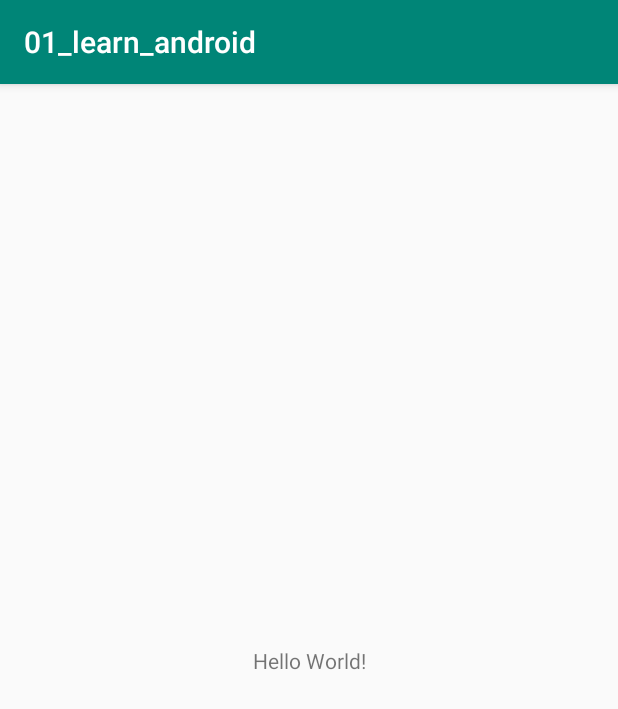
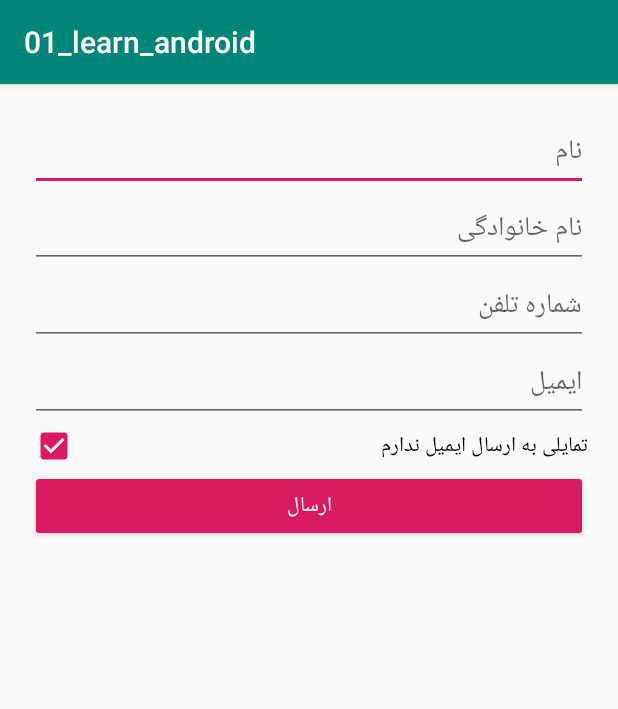
Before and after one commit to amingoli-com/01_learn_android, an Android app: the screen it shows after launch (MainActivity), on a phone screen of 412 x 824 dp. Shown: the top 709 px of the screen. Run offline under Robolectric (Android 15) with nearby library versions, the phone set to English and light mode, and no system bars.

Commit message:
Form singup >>send by Toas

```diff
--- a/app/src/main/java/com/ermile/a01_learn_android/MainActivity.java
+++ b/app/src/main/java/com/ermile/a01_learn_android/MainActivity.java
@@ -9,5 +9,6 @@ public class MainActivity extends AppCompatActivity {
     protected void onCreate(Bundle savedInstanceState) {
         super.onCreate ( savedInstanceState );
         setContentView ( R.layout.activity_main );
+        form_singup_java form = new form_singup_java (this, R.id.layout_form );
     }
 }
--- /dev/null
+++ b/app/src/main/java/com/ermile/a01_learn_android/form_singup_java.java
@@ -0,0 +1,105 @@
+package com.ermile.a01_learn_android;
+
+import android.app.Activity;
+import android.view.View;
+import android.widget.Button;
+import android.widget.CheckBox;
+import android.widget.CompoundButton;
+import android.widget.EditText;
+import android.widget.LinearLayout;
+import android.widget.Toast;
+
+public class form_singup_java implements View.OnClickListener, CompoundButton.OnCheckedChangeListener {
+
+    private Activity activity_first;
+    private LinearLayout linearlayout_1;
+    private EditText et_firstname,et_lastname,et_number,et_email;
+    private CheckBox chbox;
+    private Button btn_send;
+
+
+    public form_singup_java(Activity activity_two,int layout)
+        {
+            this.activity_first=activity_two;
+            linearlayout_1=activity_first.findViewById ( layout );
+            init();
+        }
+
+    private void init() {
+        if (linearlayout_1 == null){
+            return;
+        }
+        et_firstname=linearlayout_1.findViewById (R.id.et_firstname);
+        et_lastname=linearlayout_1.findViewById (R.id.et_lastname);
+        et_number=linearlayout_1.findViewById (R.id.et_number);
+        et_email=linearlayout_1.findViewById (R.id.et_email);
+        chbox=linearlayout_1.findViewById (R.id.chbox);
+        btn_send=linearlayout_1.findViewById (R.id.btn_send);
+
+
+        btn_send.setOnClickListener ( this );
+        chbox.setOnCheckedChangeListener ( this );
+    }
+
+
+    @Override
+    public void onClick(View v) {
+        if (v.getId ()==btn_send.getId ())
+            {
+                String fname=et_firstname.getText ().toString ().trim ();
+                String lname=et_lastname.getText ().toString ().trim ();
+                String numberr=et_number.getText ().toString ().trim ();
+                String emaill=et_email.getText ().toString ().trim ();
+
+                if (treejon(fname,lname,numberr,emaill))
+                    {
+                        Toast.makeText ( activity_first , "اطلاعات ارسال میشه!" , Toast.LENGTH_SHORT ).show ( );
+                    }
+            }
+
+    }
+
+    private boolean treejon(String fname , String lname , String numberr , String emaill) {
+        if (fname.length () < 3)
+            {
+                Toast.makeText ( activity_first , "نام صحیح نیست" , Toast.LENGTH_SHORT ).show ( );
+                et_firstname.requestFocus ();
+                return false;
+            }
+
+        if (lname.length () < 4)
+            {
+                Toast.makeText ( activity_first , "نام خانوادگی صحیح نیست" , Toast.LENGTH_SHORT ).show ( );
+                et_lastname.requestFocus ();
+                return false;
+            }
+
+        if (!numberr.isEmpty () && numberr.length () !=11 || ! numberr.startsWith ( "09" ))
+            {
+                Toast.makeText ( activity_first , "شماره تلفن اشتباه است" , Toast.LENGTH_SHORT ).show ( );
+                et_number.requestFocus ();
+                return false;
+            }
+
+        if (emaill.lastIndexOf ( '@' )<=0 ||
+                emaill.contains ( "." ) ||
+                emaill.lastIndexOf ( "." ) < emaill.lastIndexOf ( '@' ) ||
+                emaill.split ( "@" ).length > 2 )
+            {
+                Toast.makeText ( activity_first , "ایمیل اشتباه است" , Toast.LENGTH_SHORT ).show ( );
+                et_email.requestFocus ();
+                return false;
+            }
+
+
+     return true; }
+
+    @Override
+    public void onCheckedChanged(CompoundButton cheki_forchbox , boolean isChecked) {
+        if (cheki_forchbox.getId ()== R.id.chbox)
+            {
+                et_number.setEnabled ( isChecked );
+            }
+
+    }
+}
--- a/app/src/main/res/layout/activity_main.xml
+++ b/app/src/main/res/layout/activity_main.xml
@@ -6,13 +6,7 @@
     android:layout_height="match_parent"
     tools:context=".MainActivity">
 
-    <TextView
-        android:layout_width="wrap_content"
-        android:layout_height="wrap_content"
-        android:text="Hello World!"
-        app:layout_constraintBottom_toBottomOf="parent"
-        app:layout_constraintLeft_toLeftOf="parent"
-        app:layout_constraintRight_toRightOf="parent"
-        app:layout_constraintTop_toTopOf="parent" />
+
+    <include layout="@layout/form_singup" android:id="@+id/layout_form"/>
 
 </android.support.constraint.ConstraintLayout>
--- /dev/null
+++ b/app/src/main/res/layout/form_singup.xml
@@ -0,0 +1,57 @@
+<?xml version="1.0" encoding="utf-8"?>
+<LinearLayout
+    xmlns:android="http://schemas.android.com/apk/res/android" android:layout_width="match_parent"
+    android:layout_height="match_parent"
+    android:orientation="vertical"
+    android:layout_margin="20dp"
+    android:id="@+id/layout_form">
+
+
+    <EditText
+        android:hint="نام"
+        android:inputType="textPersonName"
+        android:id="@+id/et_firstname"
+        android:maxLength="15"
+        android:maxLines="1"
+        android:layout_width="match_parent"
+        android:layout_height="wrap_content" />
+    <EditText
+        android:hint="نام خانوادگی"
+        android:inputType="textPersonName"
+        android:id="@+id/et_lastname"
+        android:maxLines="1"
+        android:layout_width="match_parent"
+        android:layout_height="wrap_content" />
+    <EditText
+        android:hint="شماره تلفن"
+        android:inputType="number"
+        android:id="@+id/et_number"
+        android:maxLength="11"
+        android:maxLines="1"
+        android:layout_width="match_parent"
+        android:layout_height="wrap_content" />
+    <EditText
+        android:hint="ایمیل"
+        android:inputType="textEmailAddress"
+        android:id="@+id/et_email"
+        android:maxLines="1"
+        android:layout_width="match_parent"
+        android:layout_height="wrap_content" />
+
+    <CheckBox
+        android:text="تمایلی به ارسال ایمیل ندارم"
+        android:id="@+id/chbox"
+        android:checked="true"
+        android:layout_width="match_parent"
+        android:layout_height="wrap_content" />
+    <Button
+        android:text="ارسال"
+        android:id="@+id/btn_send"
+        android:gravity="center"
+        style="@style/Base.Widget.AppCompat.Button.Colored"
+        android:layout_width="match_parent"
+        android:layout_height="wrap_content" />
+
+
+
+</LinearLayout>
```
